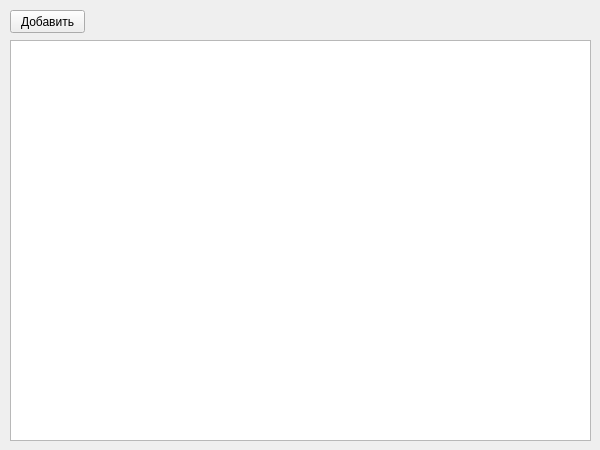
Old version of the form UI.ui in the repository GoldmanYT/yandex_lyceum.
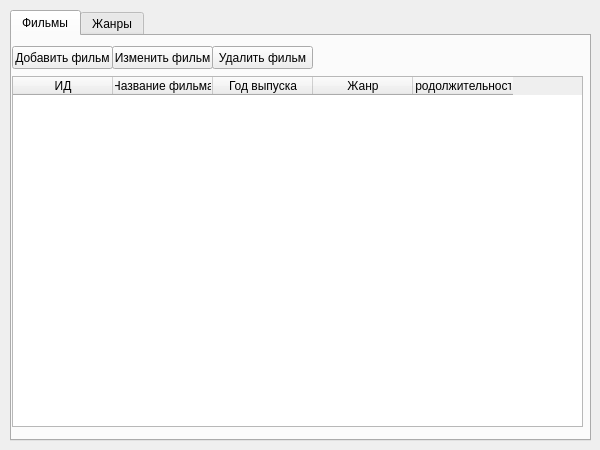
New version of the form.

What changed in the file:
```diff
--- a/UI.ui
+++ b/UI.ui
@@ -14,28 +14,161 @@
    <string>Фильмотека</string>
   </property>
   <widget class="QWidget" name="centralwidget">
-   <widget class="QPushButton" name="btn_add">
+   <widget class="QTabWidget" name="tabWidget">
     <property name="geometry">
      <rect>
       <x>10</x>
       <y>10</y>
-      <width>75</width>
-      <height>23</height>
-     </rect>
-    </property>
-    <property name="text">
-     <string>Добавить</string>
-    </property>
-   </widget>
-   <widget class="QTableWidget" name="table">
-    <property name="geometry">
-     <rect>
-      <x>10</x>
-      <y>40</y>
       <width>581</width>
-      <height>401</height>
+      <height>431</height>
      </rect>
     </property>
+    <property name="currentIndex">
+     <number>0</number>
+    </property>
+    <widget class="QWidget" name="tab_films">
+     <attribute name="title">
+      <string>Фильмы</string>
+     </attribute>
+     <widget class="QPushButton" name="btn_add_film">
+      <property name="geometry">
+       <rect>
+        <x>0</x>
+        <y>10</y>
+        <width>101</width>
+        <height>23</height>
+       </rect>
+      </property>
+      <property name="text">
+       <string>Добавить фильм</string>
+      </property>
+     </widget>
+     <widget class="QPushButton" name="btn_edit_film">
+      <property name="geometry">
+       <rect>
+        <x>100</x>
+        <y>10</y>
+        <width>101</width>
+        <height>23</height>
+       </rect>
+      </property>
+      <property name="text">
+       <string>Изменить фильм</string>
+      </property>
+     </widget>
+     <widget class="QPushButton" name="btn_delete_film">
+      <property name="geometry">
+       <rect>
+        <x>200</x>
+        <y>10</y>
+        <width>101</width>
+        <height>23</height>
+       </rect>
+      </property>
+      <property name="text">
+       <string>Удалить фильм</string>
+      </property>
+     </widget>
+     <widget class="QTableWidget" name="table_films">
+      <property name="geometry">
+       <rect>
+        <x>0</x>
+        <y>40</y>
+        <width>571</width>
+        <height>351</height>
+       </rect>
+      </property>
+      <column>
+       <property name="text">
+        <string>ИД</string>
+       </property>
+      </column>
+      <column>
+       <property name="text">
+        <string>Название фильма</string>
+       </property>
+      </column>
+      <column>
+       <property name="text">
+        <string>Год выпуска</string>
+       </property>
+      </column>
+      <column>
+       <property name="text">
+        <string>Жанр</string>
+       </property>
+      </column>
+      <column>
+       <property name="text">
+        <string>Продолжительность</string>
+       </property>
+      </column>
+     </widget>
+    </widget>
+    <widget class="QWidget" name="tab_genres">
+     <attribute name="title">
+      <string>Жанры</string>
+     </attribute>
+     <widget class="QPushButton" name="btn_add_genre">
+      <property name="geometry">
+       <rect>
+        <x>0</x>
+        <y>10</y>
+        <width>91</width>
+        <height>23</height>
+       </rect>
+      </property>
+      <property name="text">
+       <string>Добавить жанр</string>
+      </property>
+     </widget>
+     <widget class="QPushButton" name="btn_edit_genre">
+      <property name="geometry">
+       <rect>
+        <x>90</x>
+        <y>10</y>
+        <width>121</width>
+        <height>23</height>
+       </rect>
+      </property>
+      <property name="text">
+       <string>Редактировать жанр</string>
+      </property>
+     </widget>
+     <widget class="QPushButton" name="btn_delete_genre">
+      <property name="geometry">
+       <rect>
+        <x>210</x>
+        <y>10</y>
+        <width>81</width>
+        <height>23</height>
+       </rect>
+      </property>
+      <property name="text">
+       <string>Удалить жанр</string>
+      </property>
+     </widget>
+     <widget class="QTableWidget" name="table_genres">
+      <property name="geometry">
+       <rect>
+        <x>0</x>
+        <y>40</y>
+        <width>571</width>
+        <height>361</height>
+       </rect>
+      </property>
+      <column>
+       <property name="text">
+        <string>ИД</string>
+       </property>
+      </column>
+      <column>
+       <property name="text">
+        <string>Название жанра</string>
+       </property>
+      </column>
+     </widget>
+    </widget>
    </widget>
   </widget>
  </widget>
```
